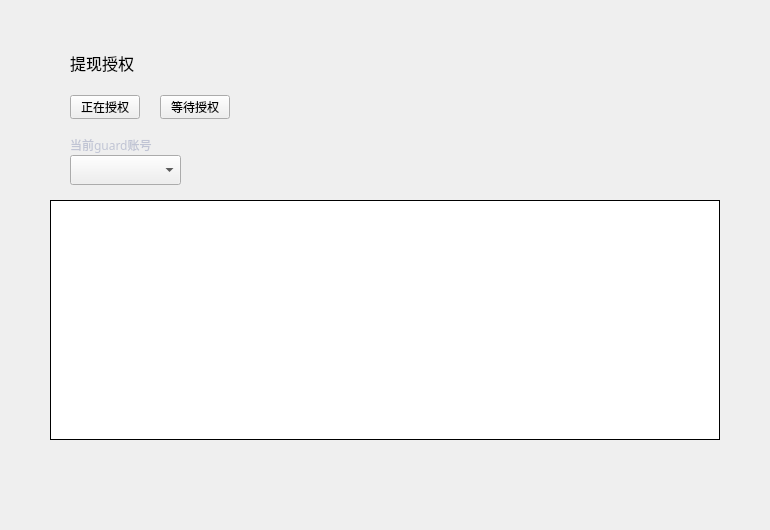
Old version of the form LNKWallet/guard/WithdrawConfirmPage.ui in the repository HcashOrg/hx-indicator.
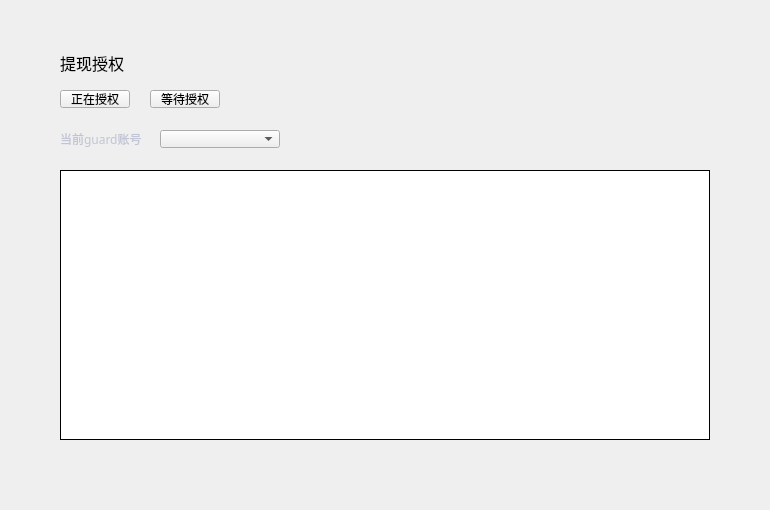
New version of the form.

```diff
--- a/LNKWallet/guard/WithdrawConfirmPage.ui
+++ b/LNKWallet/guard/WithdrawConfirmPage.ui
@@ -7,7 +7,7 @@
     <x>0</x>
     <y>0</y>
     <width>770</width>
-    <height>530</height>
+    <height>510</height>
    </rect>
   </property>
   <property name="windowTitle">
@@ -16,10 +16,10 @@
   <widget class="QTableWidget" name="crosschainTransactionTableWidget">
    <property name="geometry">
     <rect>
-     <x>50</x>
-     <y>200</y>
-     <width>670</width>
-     <height>240</height>
+     <x>60</x>
+     <y>170</y>
+     <width>650</width>
+     <height>270</height>
     </rect>
    </property>
    <property name="cursor" stdset="0">
@@ -158,10 +158,10 @@
   <widget class="QComboBox" name="accountComboBox">
    <property name="geometry">
     <rect>
-     <x>70</x>
-     <y>155</y>
-     <width>111</width>
-     <height>30</height>
+     <x>160</x>
+     <y>130</y>
+     <width>120</width>
+     <height>18</height>
     </rect>
    </property>
    <property name="font">
@@ -181,10 +181,10 @@
   <widget class="QLabel" name="label">
    <property name="geometry">
     <rect>
-     <x>70</x>
-     <y>135</y>
+     <x>60</x>
+     <y>130</y>
      <width>100</width>
-     <height>20</height>
+     <height>18</height>
     </rect>
    </property>
    <property name="font">
@@ -205,7 +205,7 @@
   <widget class="QLabel" name="title_label">
    <property name="geometry">
     <rect>
-     <x>70</x>
+     <x>60</x>
      <y>50</y>
      <width>200</width>
      <height>26</height>
@@ -227,13 +227,13 @@
     <string>提现授权</string>
    </property>
   </widget>
-  <widget class="QToolButton" name="typeCurrentBtn">
+  <widget class="QPushButton" name="typeCurrentBtn">
    <property name="geometry">
     <rect>
-     <x>70</x>
-     <y>95</y>
+     <x>60</x>
+     <y>90</y>
      <width>70</width>
-     <height>24</height>
+     <height>18</height>
     </rect>
    </property>
    <property name="cursor">
@@ -246,13 +246,13 @@
     <string>正在授权</string>
    </property>
   </widget>
-  <widget class="QToolButton" name="typeWaitingBtn">
+  <widget class="QPushButton" name="typeWaitingBtn">
    <property name="geometry">
     <rect>
-     <x>160</x>
-     <y>95</y>
+     <x>150</x>
+     <y>90</y>
      <width>70</width>
-     <height>24</height>
+     <height>18</height>
     </rect>
    </property>
    <property name="cursor">
```
